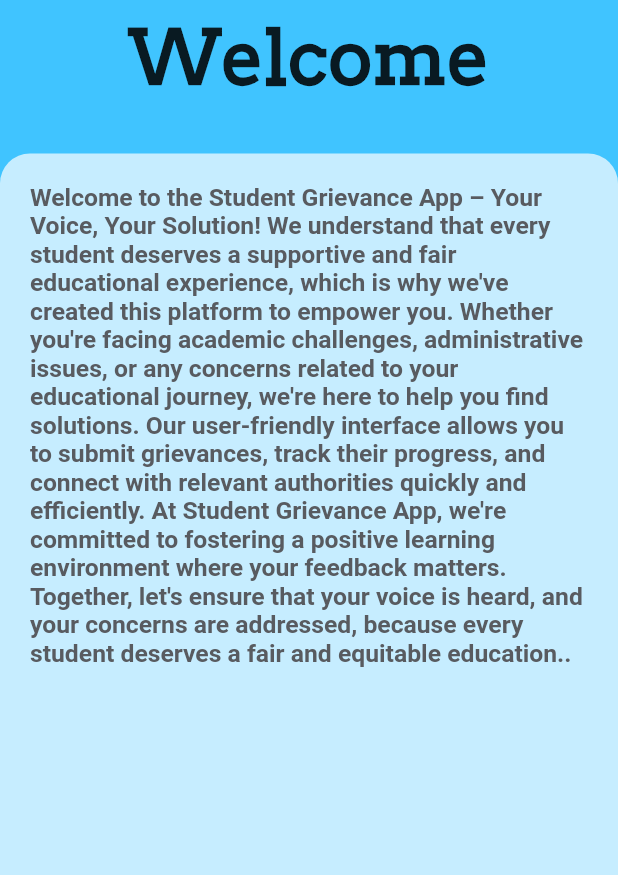
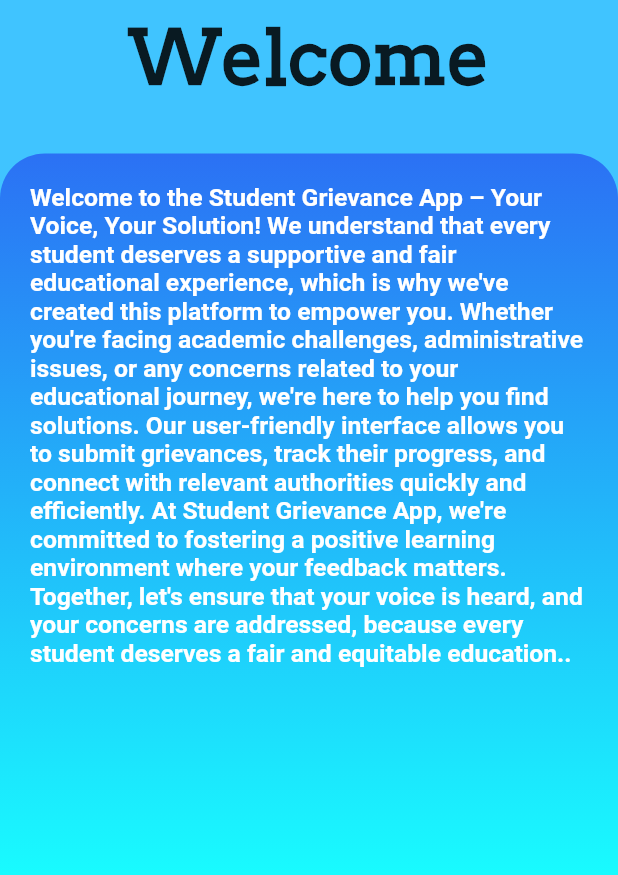
Before and after one commit to Daarain/studentfeedback, a Flutter app: the Homepage screen opened directly, on a phone screen of 412 x 824 dp, the part 361-1236 px from its top. Run offline on Flutter 3.47's test engine with Material 2 defaults, Android fonts, the phone set to English and light mode, and no system bars; our stand-ins replace firebase_core, firebase_database, fluttertoast, google_nav_bar; accounts and stored records are empty.

Commit message:
StudentGrievances

```diff
--- a/lib/AppColors.dart
+++ b/lib/AppColors.dart
@@ -85,4 +85,6 @@ static const deepblue=Color.fromRGBO(3, 33, 44, 1);
   static const Color text1 = Color.fromRGBO(103, 108, 110, 1);
  //Rectangle container color of homepage
   static const Color rectanglebox = Color.fromRGBO(189,233,249,1);
+  static const Color roundcontainerhomepage=Color.fromRGBO(43, 113, 244, 1);
+  static const Color selectsempageroundcontainer=Color.fromRGBO(45, 121, 244, 1);
 }
--- a/lib/intropages/Homepage.dart
+++ b/lib/intropages/Homepage.dart
@@ -53,17 +53,26 @@ class _HomepageState extends State<Homepage> {
             Container(
               decoration: BoxDecoration(
                 borderRadius: BorderRadius.only(
-                  topRight: Radius.circular(20),
-                  topLeft: Radius.circular(20)
+                  topRight: Radius.circular(30),
+                  topLeft: Radius.circular(30)
                 ),
-                  color: Colors.white70
+                  gradient: LinearGradient(
+                    begin: Alignment.topCenter,
+                    end: Alignment.bottomCenter,
+                    colors: [
+                      AppColors.roundcontainerhomepage,
+                      Colors.cyanAccent
+
+                    ]
+                  )
               ),
 
              // color: Colors.blue,
               padding: EdgeInsets.all(20),
               height: MediaQuery.of(context).size.height*0.6,
               width: MediaQuery.of(context).size.width,
-              child: Text("Welcome to the Student Grievance App – Your Voice, Your Solution! We understand that every student deserves a supportive and fair educational experience, which is why we've created this platform to empower you. Whether you're facing academic challenges, administrative issues, or any concerns related to your educational journey, we're here to help you find solutions. Our user-friendly interface allows you to submit grievances, track their progress, and connect with relevant authorities quickly and efficiently. At Student Grievance App, we're committed to fostering a positive learning environment where your feedback matters. Together, let's ensure that your voice is heard, and your concerns are addressed, because every student deserves a fair and equitable education.. ",style: TextStyle(fontSize: MediaQuery.of(context).size.height*0.02,fontWeight: FontWeight.bold,color: AppColors.uppertext),),
+              child: Text("Welcome to the Student Grievance App – Your Voice, Your Solution! We understand that every student deserves a supportive and fair educational experience, which is why we've created this platform to empower you. Whether you're facing academic challenges, administrative issues, or any concerns related to your educational journey, we're here to help you find solutions. Our user-friendly interface allows you to submit grievances, track their progress, and connect with relevant authorities quickly and efficiently. At Student Grievance App, we're committed to fostering a positive learning environment where your feedback matters. Together, let's ensure that your voice is heard, and your concerns are addressed, because every student deserves a fair and equitable education.. ",
+                style: TextStyle(fontSize: MediaQuery.of(context).size.height*0.02,fontWeight: FontWeight.bold,color: Colors.white),),
             )
 
 
--- a/lib/intropages/NAV_PAGE.dart
+++ b/lib/intropages/NAV_PAGE.dart
@@ -38,8 +38,9 @@ class _NAV_PAGEState extends State<NAV_PAGE> {
     return Scaffold(
 
   bottomNavigationBar:BottomNavigationBar(
-      selectedItemColor: Colors.blue,
-      backgroundColor: AppColors.darkblue,
+
+      selectedItemColor: Colors.black,
+      backgroundColor: Colors.blueAccent,
       currentIndex: selectedindex,
 
       onTap: nbg,
--- a/lib/main.dart
+++ b/lib/main.dart
@@ -35,6 +35,7 @@ import 'package:studentfeedback/forms/5semforms/darform.dart';
 import 'package:studentfeedback/forms/5semforms/evsform.dart';
 import 'package:studentfeedback/forms/5semforms/nmaform.dart';
 import 'package:studentfeedback/forms/5semforms/stform.dart';
+import 'package:studentfeedback/greviance_activity/applied_physics_greivance.dart';
 
 import 'package:studentfeedback/intropages/About%20us.dart';
 import 'package:studentfeedback/intropages/NAV_PAGE.dart';
@@ -133,7 +134,8 @@ class _MyappState extends State<Myapp> {
           'darform': (context) => darform(),
 
           //admin subject access pages
-          'adminsubjectaccess':(context)=>adminsubjectaccess()
+          'adminsubjectaccess':(context)=>adminsubjectaccess(),
+          'apg':(context)=>apg()
 
         });
   }
```
Also changed, not shown: lib/adminsubjectaccess.dart (+16 -4 lines), lib/intropages/About us.dart (+13 -1 lines), lib/intropages/Select_Sem.dart (+22 -6 lines), lib/loginpage.dart (+18 -3 lines), pubspec.yaml (+9 -0 lines), pubspec.lock.
